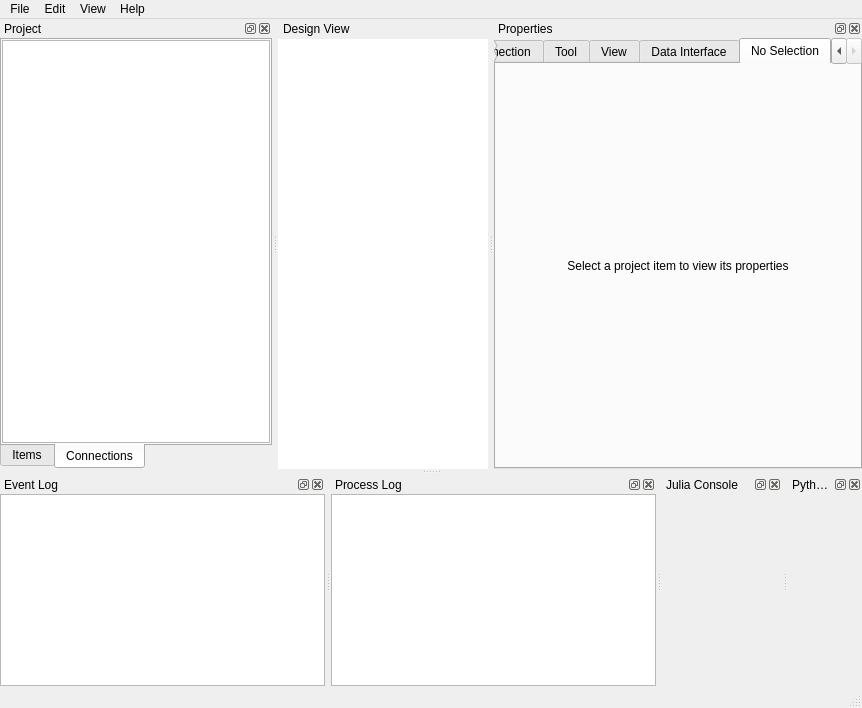
Before: the Qt Designer form spinetoolbox/ui/mainwindow.ui in spine-tools/Spine-Toolbox, drawn with Qt 5.
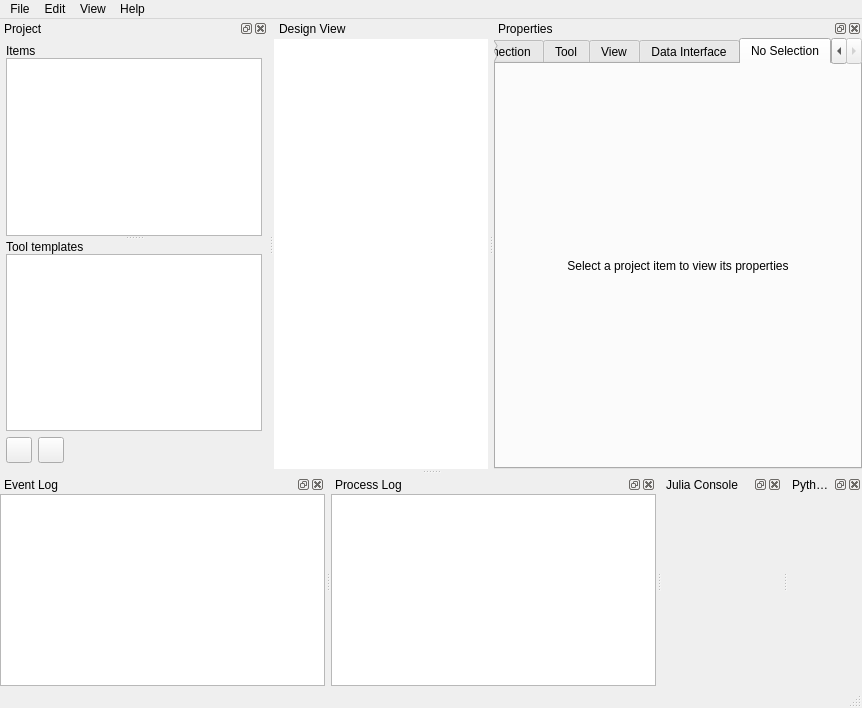
After: the same form once the commit is applied. The open tabs and pages were chosen to show the change. Icons and pictures are not drawn. Custom widgets are drawn as their Qt base class.

Commit message:
Removed (hidden) connections tab and table from the Main Window since ConnetionModel does not exist anymore.
Related to Issue #391

What changed in the file:
```diff
--- a/spinetoolbox/ui/mainwindow.ui
+++ b/spinetoolbox/ui/mainwindow.ui
@@ -2472,49 +2472,6 @@
       <number>6</number>
      </property>
      <property name="leftMargin">
-      <number>0</number>
-     </property>
-     <property name="topMargin">
-      <number>0</number>
-     </property>
-     <property name="rightMargin">
-      <number>0</number>
-     </property>
-     <property name="bottomMargin">
-      <number>0</number>
-     </property>
-     <item>
-      <widget class="QTabWidget" name="tabWidget">
-       <property name="sizePolicy">
-        <sizepolicy hsizetype="Expanding" vsizetype="Expanding">
-         <horstretch>0</horstretch>
-         <verstretch>0</verstretch>
-        </sizepolicy>
-       </property>
-       <property name="tabPosition">
-        <enum>QTabWidget::South</enum>
-       </property>
-       <property name="currentIndex">
-        <number>0</number>
-       </property>
-       <property name="documentMode">
-        <bool>false</bool>
-       </property>
-       <property name="tabsClosable">
-        <bool>false</bool>
-       </property>
-       <property name="tabBarAutoHide">
-        <bool>true</bool>
-       </property>
-       <widget class="QWidget" name="tab_items">
-        <attribute name="title">
-         <string>Items</string>
-        </attribute>
-        <layout class="QVBoxLayout" name="verticalLayout_19">
-         <property name="spacing">
-          <number>6</number>
-         </property>
-         <property name="leftMargin">
           <number>6</number>
          </property>
          <property name="topMargin">
@@ -2694,57 +2651,6 @@
          </item>
         </layout>
        </widget>
-       <widget class="QWidget" name="tab_connections">
-        <attribute name="title">
-         <string>Connections</string>
-        </attribute>
-        <layout class="QVBoxLayout" name="verticalLayout_7" stretch="0">
-         <property name="spacing">
-          <number>0</number>
-         </property>
-         <property name="leftMargin">
-          <number>0</number>
-         </property>
-         <property name="topMargin">
-          <number>0</number>
-         </property>
-         <property name="rightMargin">
-          <number>0</number>
-         </property>
-         <property name="bottomMargin">
-          <number>0</number>
-         </property>
-         <item>
-          <widget class="QTableView" name="tableView_connections">
-           <property name="verticalScrollMode">
-            <enum>QAbstractItemView::ScrollPerPixel</enum>
-           </property>
-           <property name="horizontalScrollMode">
-            <enum>QAbstractItemView::ScrollPerPixel</enum>
-           </property>
-           <property name="cornerButtonEnabled">
-            <bool>false</bool>
-           </property>
-           <attribute name="horizontalHeaderHighlightSections">
-            <bool>false</bool>
-           </attribute>
-           <attribute name="horizontalHeaderMinimumSectionSize">
-            <number>35</number>
-           </attribute>
-           <attribute name="horizontalHeaderStretchLastSection">
-            <bool>false</bool>
-           </attribute>
-           <attribute name="verticalHeaderHighlightSections">
-            <bool>false</bool>
-           </attribute>
-          </widget>
-         </item>
-        </layout>
-       </widget>
-      </widget>
-     </item>
-    </layout>
-   </widget>
   </widget>
   <widget class="QDockWidget" name="dockWidget_python_repl">
    <property name="floating">
```
Left out of the diff: 4 changed lines with no effect on the pictures. Lines whose indentation alone changed are shown as unchanged. The commit also changes 6 other files.
